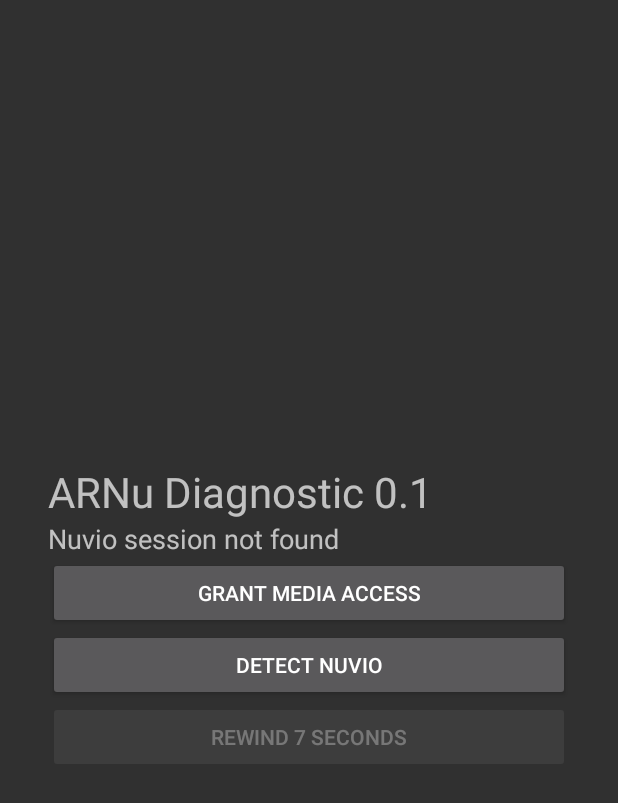
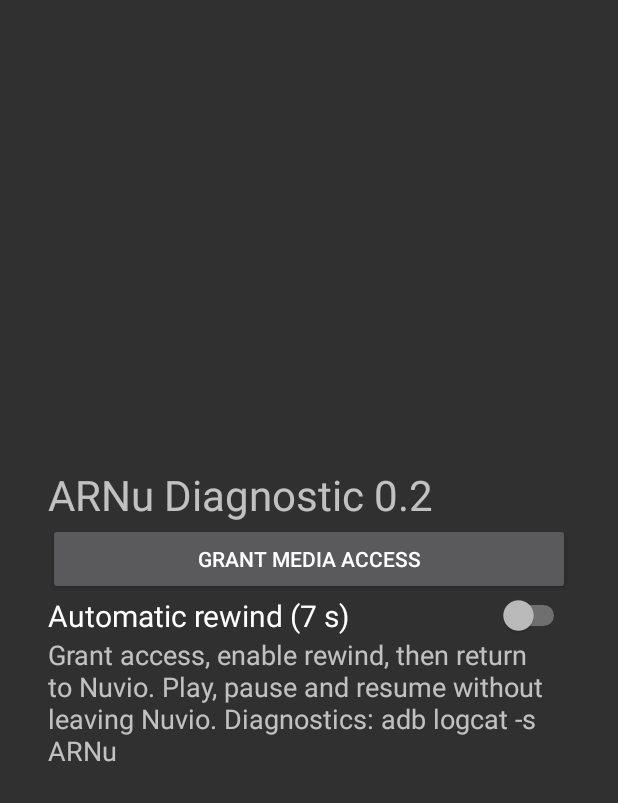
Before and after one commit to usertion/ARNu, an Android app: the screen it shows after launch (MainActivity), on a phone screen of 412 x 824 dp. Shown: the top 803 px of the screen. Run offline under Robolectric (Android 15) with nearby library versions, the phone set to English and light mode, and no system bars.

Commit message:
ARNu 0.2: MainActivity.java

```diff
--- a/app/src/main/java/org/arnu/diagnostic/MainActivity.java
+++ b/app/src/main/java/org/arnu/diagnostic/MainActivity.java
@@ -1,51 +1,21 @@
 package org.arnu.diagnostic;
-import android.app.*;
+import android.app.Activity;
 import android.content.*;
-import android.media.session.MediaController;
-import android.media.session.MediaSessionManager;
-import android.media.session.PlaybackState;
-import android.os.*;
+import android.os.Bundle;
 import android.provider.Settings;
-import android.view.*;
-import android.widget.Button;
-import android.widget.LinearLayout;
-import android.widget.TextView;
+import android.view.Gravity;
+import android.widget.*;
 import java.util.Locale;
-
 public final class MainActivity extends Activity {
- TextView status;
- Button rewind;
- MediaController controller;
- boolean es = Locale.getDefault().getLanguage().equals("es");
- String t(String en,String sp){return es?sp:en;}
+ private final boolean es=Locale.getDefault().getLanguage().equals("es");
+ private String t(String en,String sp){return es?sp:en;}
  @Override public void onCreate(Bundle b){
  super.onCreate(b);
  LinearLayout root=new LinearLayout(this);root.setOrientation(1);root.setPadding(48,32,48,32);root.setGravity(Gravity.CENTER_VERTICAL);
- TextView title=new TextView(this);title.setText("ARNu Diagnostic 0.1");title.setTextSize(28);root.addView(title);
- status=new TextView(this);status.setTextSize(18);root.addView(status);
- Button grant=new Button(this);grant.setText(t("Grant media access","Conceder acceso multimedia"));grant.setOnClickListener(v->{try{startActivity(new Intent(Settings.ACTION_NOTIFICATION_LISTENER_SETTINGS));}catch(Exception e){status.setText(e.toString());}});root.addView(grant);
- Button detect=new Button(this);detect.setText(t("Detect Nuvio","Detectar Nuvio"));detect.setOnClickListener(v->detect());root.addView(detect);
- rewind=new Button(this);rewind.setText(t("Rewind 7 seconds","Retroceder 7 segundos"));rewind.setOnClickListener(v->seek());root.addView(rewind);
+ TextView title=new TextView(this);title.setText("ARNu Diagnostic 0.2");title.setTextSize(28);root.addView(title);
+ Button grant=new Button(this);grant.setText(t("Grant media access","Conceder acceso multimedia"));grant.setOnClickListener(v->{try{startActivity(new Intent(Settings.ACTION_NOTIFICATION_LISTENER_SETTINGS));}catch(Exception e){Toast.makeText(this,e.toString(),Toast.LENGTH_LONG).show();}});root.addView(grant);
+ Switch toggle=new Switch(this);toggle.setText(t("Automatic rewind (7 s)","Retroceso automático (7 s)"));toggle.setTextSize(20);toggle.setChecked(getSharedPreferences("arnu",0).getBoolean("enabled",false));toggle.setOnCheckedChangeListener((v,on)->getSharedPreferences("arnu",0).edit().putBoolean("enabled",on).apply());root.addView(toggle);
+ TextView info=new TextView(this);info.setText(t("Grant access, enable rewind, then return to Nuvio. Play, pause and resume without leaving Nuvio. Diagnostics: adb logcat -s ARNu","Concede acceso, activa el retroceso y vuelve a Nuvio. Reproduce, pausa y reanuda sin salir de Nuvio. Diagnóstico: adb logcat -s ARNu"));info.setTextSize(18);root.addView(info);
  setContentView(root);grant.requestFocus();
  }
- @Override protected void onResume(){super.onResume();detect();}
- void detect(){controller=null;rewind.setEnabled(false);
- try{
- MediaSessionManager m=(MediaSessionManager)getSystemService(MEDIA_SESSION_SERVICE);
- for(MediaController c:m.getActiveSessions(new ComponentName(this,SessionListener.class)))if(c.getPackageName().equals("com.nuvio.tv")){controller=c;break;}
- if(controller==null){status.setText(t("Nuvio session not found","Sesión de Nuvio no encontrada"));return;}
- PlaybackState s=controller.getPlaybackState();
- if(s==null){status.setText(t("No playback state","Sin estado de reproducción"));return;}
- boolean supported=(s.getActions()&PlaybackState.ACTION_SEEK_TO)!=0;
- rewind.setEnabled(supported);
- status.setText(t("Nuvio detected","Nuvio detectado")+"\n"+t("State","Estado")+": "+s.getState()+" | "+t("Position","Posición")+": "+s.getPosition()+" ms\nSeek: "+supported);
- }catch(SecurityException e){status.setText(t("Grant notification listener access first","Concede primero el acceso a notificaciones"));}catch(Exception e){status.setText(e.toString());}}
- void seek(){try{
- if(controller==null)return;PlaybackState s=controller.getPlaybackState();
- if(s==null||s.getState()!=PlaybackState.STATE_PAUSED||s.getPosition()<0||(s.getActions()&PlaybackState.ACTION_SEEK_TO)==0){status.setText(t("Pause Nuvio and detect again","Pausa Nuvio y vuelve a detectar"));return;}
- long before=s.getPosition(),target=Math.max(0,before-7000);
- controller.getTransportControls().seekTo(target);
- status.setText(t("Command sent","Orden enviada")+": "+before+" → "+target+" ms");
- new Handler(Looper.getMainLooper()).postDelayed(()->{try{PlaybackState now=controller.getPlaybackState();status.append("\n"+t("Reported position","Posición notificada")+": "+(now==null?"?":now.getPosition())+" ms");}catch(Exception ignored){}},1500);
- }catch(Exception e){status.setText(e.toString());}}
 }
```
